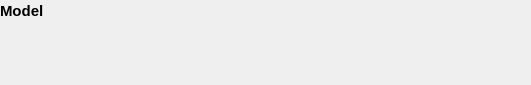
herlegon/hconvert, file ui/designer/ui_model_widget.ui: the form before one commit.
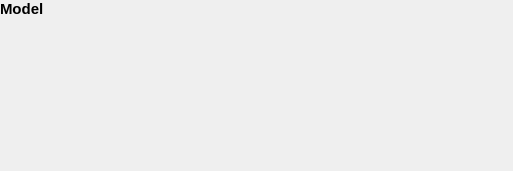
The form after the commit. Custom widgets are drawn as their Qt base class.

Patch:
```diff
--- a/ui/designer/ui_model_widget.ui
+++ b/ui/designer/ui_model_widget.ui
@@ -6,8 +6,8 @@
    <rect>
     <x>0</x>
     <y>0</y>
-    <width>531</width>
-    <height>85</height>
+    <width>513</width>
+    <height>171</height>
    </rect>
   </property>
   <property name="windowTitle">
@@ -70,20 +70,54 @@
      <property name="bottomMargin">
       <number>12</number>
      </property>
-     <item alignment="Qt::AlignmentFlag::AlignTop">
-      <widget class="PyTorchWidget" name="widget_pytorch_model" native="true"/>
+     <item alignment="Qt::AlignmentFlag::AlignLeft|Qt::AlignmentFlag::AlignTop">
+      <widget class="PyTorchWidget" name="widget_pytorch_model" native="true">
+       <property name="minimumSize">
+        <size>
+         <width>100</width>
+         <height>100</height>
+        </size>
+       </property>
+      </widget>
      </item>
-     <item alignment="Qt::AlignmentFlag::AlignTop">
-      <widget class="OnnxWidget" name="widget_onnx_model" native="true"/>
+     <item>
+      <layout class="QVBoxLayout" name="verticalLayout_2">
+       <property name="spacing">
+        <number>12</number>
+       </property>
+       <item alignment="Qt::AlignmentFlag::AlignLeft|Qt::AlignmentFlag::AlignTop">
+        <widget class="OnnxWidget" name="widget_onnx_model" native="true"/>
+       </item>
+       <item alignment="Qt::AlignmentFlag::AlignLeft|Qt::AlignmentFlag::AlignTop">
+        <widget class="TensorRTWidget" name="widget_tensorrt_model" native="true">
+         <property name="minimumSize">
+          <size>
+           <width>100</width>
+           <height>100</height>
+          </size>
+         </property>
+        </widget>
+       </item>
+      </layout>
      </item>
-     <item alignment="Qt::AlignmentFlag::AlignTop">
-      <widget class="TensorRTWidget" name="widget_tensorrt_model" native="true"/>
+     <item alignment="Qt::AlignmentFlag::AlignLeft|Qt::AlignmentFlag::AlignTop">
+      <widget class="MetadataWidget" name="widget_metadata" native="true">
+       <property name="minimumSize">
+        <size>
+         <width>20</width>
+         <height>20</height>
+        </size>
+       </property>
+      </widget>
      </item>
      <item>
       <spacer name="horizontalSpacer_10">
        <property name="orientation">
         <enum>Qt::Orientation::Horizontal</enum>
        </property>
+       <property name="sizeType">
+        <enum>QSizePolicy::Policy::Expanding</enum>
+       </property>
        <property name="sizeHint" stdset="0">
         <size>
          <width>0</width>
@@ -121,6 +155,12 @@
    <header>ui.model_browser_widget</header>
    <container>1</container>
   </customwidget>
+  <customwidget>
+   <class>MetadataWidget</class>
+   <extends>QWidget</extends>
+   <header>ui.metadata_widget</header>
+   <container>1</container>
+  </customwidget>
  </customwidgets>
  <resources/>
  <connections/>
```
